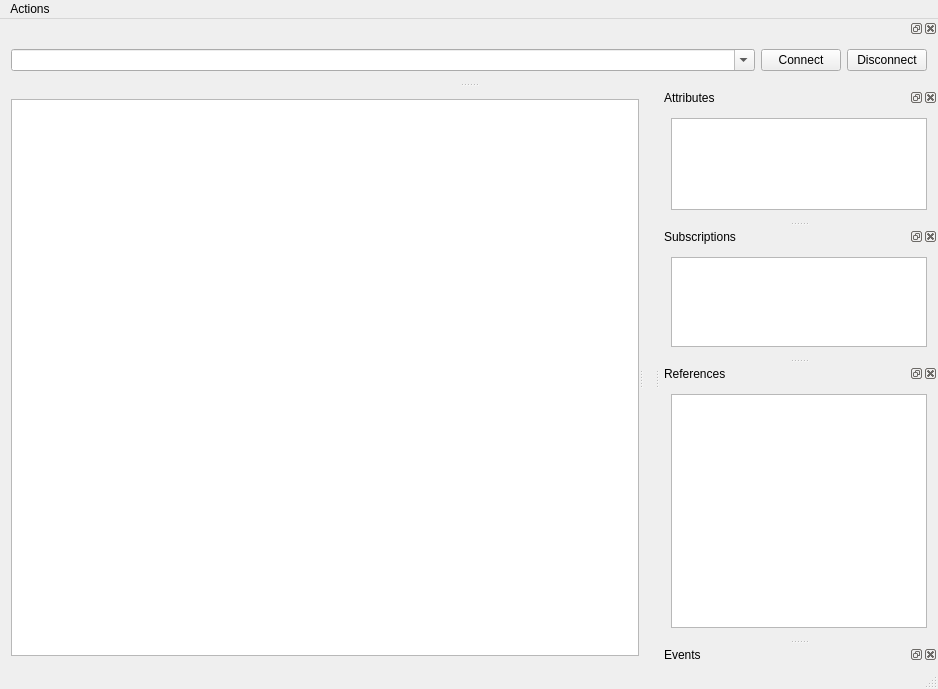
Qt form freeopcuaclient/mainwindow_ui.ui (FreeOpcUa/opcua-client-gui) before a commit.
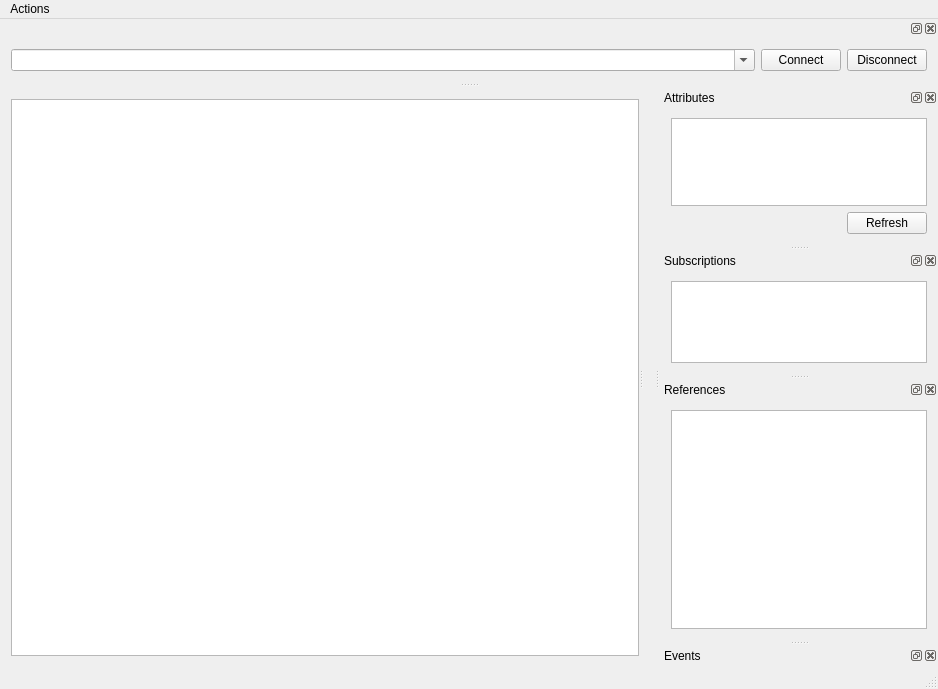
The same form after that commit.

Commit message: add refresh button

What changed in the file:
```diff
--- a/freeopcuaclient/mainwindow_ui.ui
+++ b/freeopcuaclient/mainwindow_ui.ui
@@ -79,14 +79,34 @@
     <number>2</number>
    </attribute>
    <widget class="QWidget" name="dockWidgetContents">
-    <layout class="QVBoxLayout" name="verticalLayout">
-     <item>
+    <layout class="QGridLayout" name="gridLayout_4">
+     <item row="0" column="0" colspan="2">
       <widget class="QTreeView" name="attrView">
        <property name="sizeAdjustPolicy">
         <enum>QAbstractScrollArea::AdjustToContents</enum>
        </property>
       </widget>
      </item>
+     <item row="1" column="0">
+      <spacer name="horizontalSpacer">
+       <property name="orientation">
+        <enum>Qt::Horizontal</enum>
+       </property>
+       <property name="sizeHint" stdset="0">
+        <size>
+         <width>40</width>
+         <height>20</height>
+        </size>
+       </property>
+      </spacer>
+     </item>
+     <item row="1" column="1">
+      <widget class="QPushButton" name="attrRefreshButton">
+       <property name="text">
+        <string>Refresh</string>
+       </property>
+      </widget>
+     </item>
     </layout>
    </widget>
   </widget>
```
The commit also changes 4 other files.
